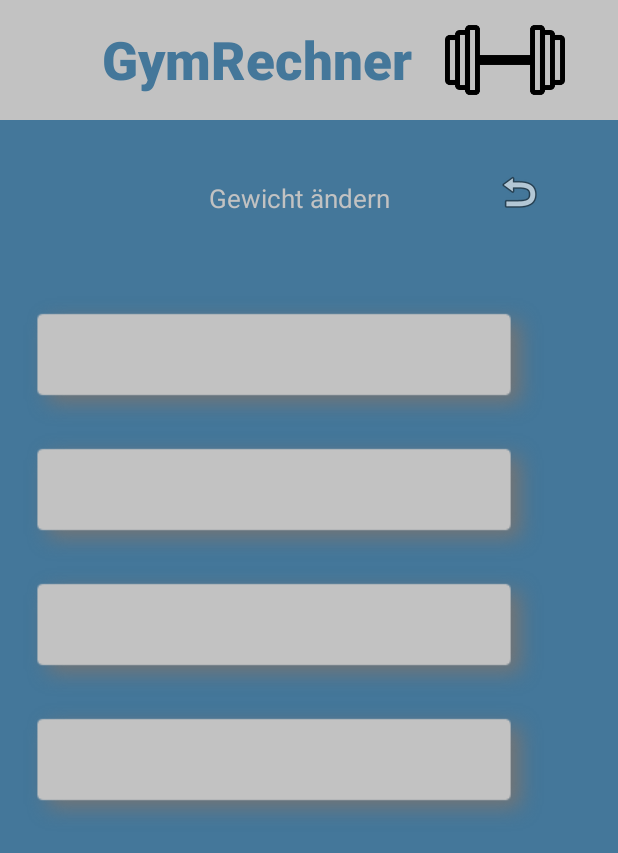
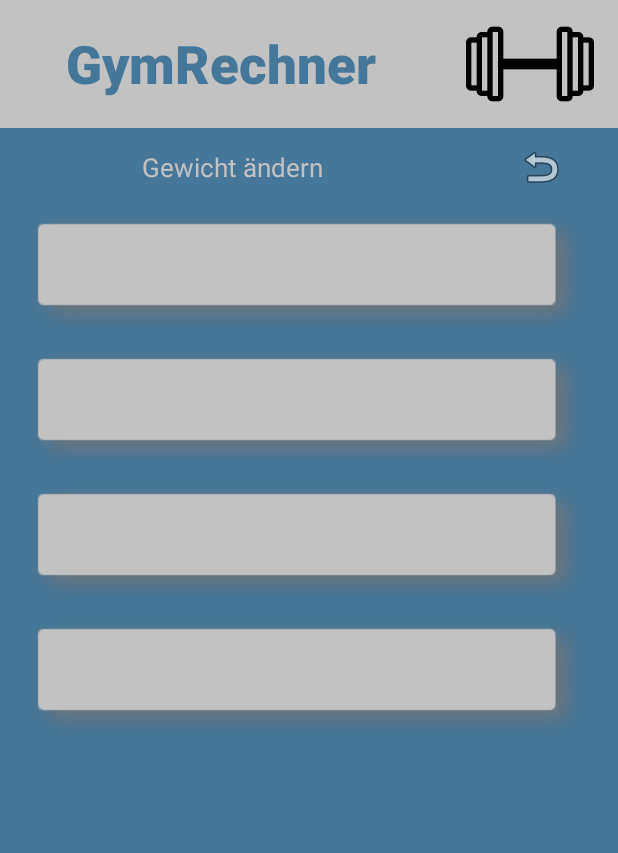
Before and after one commit to papsti7/GymRechner, an Android app: the layout activity_results.xml on its own in the app's theme, with its tools: preview values and no code run, on a phone screen of 412 x 824 dp. Shown: the top 853 px of the screen. Run offline under Robolectric (Android 15) with nearby library versions, the phone set to English and light mode, and no system bars.

Commit message:
reworked design to fit smaller screen sizes

```diff
--- a/GymRechner/app/build.gradle
+++ b/GymRechner/app/build.gradle
@@ -7,8 +7,8 @@ android {
         applicationId "com.stepap.apps.gymrechner"
         minSdkVersion 14
         targetSdkVersion 23
-        versionCode 2
-        versionName '1.1'
+        versionCode 3
+        versionName '1.2'
     }
     buildTypes {
         release {
--- a/GymRechner/app/src/main/AndroidManifest.xml
+++ b/GymRechner/app/src/main/AndroidManifest.xml
@@ -1,8 +1,8 @@
 <?xml version="1.0" encoding="utf-8"?>
 <manifest xmlns:android="http://schemas.android.com/apk/res/android"
     package="com.stepap.apps.gymrechner"
-    android:versionCode="2"
-    android:versionName="1.1">
+    android:versionCode="3"
+    android:versionName="1.2">
 
     <application
         android:allowBackup="true"
--- a/GymRechner/app/src/main/res/layout/activity_entry.xml
+++ b/GymRechner/app/src/main/res/layout/activity_entry.xml
@@ -7,32 +7,33 @@
     <LinearLayout
         android:orientation="horizontal"
         android:layout_width="match_parent"
-        android:layout_height="80dp"
+        android:layout_height="85dp"
         android:background="#c2c2c2"
         android:id="@+id/header"
         >
 
         <TextView
             android:layout_width="fill_parent"
-            android:layout_height="fill_parent"
+            android:layout_height="match_parent"
             android:textAppearance="?android:attr/textAppearanceLarge"
             android:text="GymRechner"
             android:id="@+id/tv_title"
-            android:layout_weight="1"
-            android:gravity="center|right"
+            android:gravity="center"
             style="@style/Base.TextAppearance.AppCompat.Title"
             android:textSize="35dp"
             android:textStyle="bold"
             android:textColor="#44779a"
-            android:paddingRight="20dp" />
+            android:autoText="false"
+            android:maxLines="1"
+            android:layout_weight="1" />
 
         <ImageView
             android:layout_width="fill_parent"
-            android:layout_height="fill_parent"
+            android:layout_height="match_parent"
             android:id="@+id/iv_logo"
             android:src="@mipmap/logo_gross"
-            android:layout_weight="2.5"
-            android:paddingRight="33dp" />
+            android:layout_gravity="center"
+            android:layout_weight="2.5" />
     </LinearLayout>
 
     <LinearLayout
@@ -60,25 +61,24 @@
 
     <LinearLayout
         android:orientation="horizontal"
-        android:layout_width="350dp"
+        android:layout_width="fill_parent"
         android:layout_height="wrap_content"
         android:id="@+id/contentSection"
         android:background="@drawable/shadow3"
-        android:layout_margin="15dp">
+        android:layout_margin="15dp"
+        android:gravity="center">
 
         <EditText
             android:layout_width="fill_parent"
             android:layout_height="wrap_content"
             android:inputType="number"
             android:ems="10"
-            android:hint="ex.: 80"
+            android:hint="beispielsweise 80"
             android:id="@+id/et_weight"
             android:layout_weight="1"
             android:paddingLeft="5dp"
             android:autoText="true"
-            android:layout_marginLeft="80dp"
             android:clickable="false"
-            android:layout_marginRight="75dp"
             android:textColor="#000000"
             android:singleLine="false"
             android:numeric="integer"
@@ -91,13 +91,11 @@
             android:src="@android:drawable/ic_menu_send"
             android:background="#c2c2c2"
             android:clickable="true"
-            android:paddingRight="50dp"
-            android:paddingBottom="10dp"
             android:layout_weight="3"
-            android:paddingTop="10dp"
             android:cropToPadding="false"
             android:focusable="false"
-            android:onClick="calculateWeights" />
+            android:onClick="calculateWeights"
+            android:layout_gravity="center" />
     </LinearLayout>
 
     <LinearLayout
--- a/GymRechner/app/src/main/res/layout/activity_results.xml
+++ b/GymRechner/app/src/main/res/layout/activity_results.xml
@@ -7,88 +7,88 @@
     <LinearLayout
         android:orientation="horizontal"
         android:layout_width="match_parent"
-        android:layout_height="80dp"
+        android:layout_height="85dp"
         android:background="#c2c2c2"
-        android:id="@+id/header"
-        >
+        android:id="@+id/header">
 
         <TextView
             android:layout_width="fill_parent"
-            android:layout_height="fill_parent"
+            android:layout_height="match_parent"
             android:textAppearance="?android:attr/textAppearanceLarge"
             android:text="GymRechner"
             android:id="@+id/tv_title"
-            android:layout_weight="1"
-            android:gravity="center|right"
+            android:gravity="center"
             style="@style/Base.TextAppearance.AppCompat.Title"
             android:textSize="35dp"
             android:textStyle="bold"
             android:textColor="#44779a"
-            android:paddingRight="20dp" />
+            android:autoText="false"
+            android:maxLines="1"
+            android:layout_weight="1" />
 
         <ImageView
             android:layout_width="fill_parent"
-            android:layout_height="fill_parent"
+            android:layout_height="match_parent"
             android:id="@+id/iv_logo"
             android:src="@mipmap/logo_gross"
-            android:layout_weight="2.5"
-            android:paddingRight="33dp" />
+            android:layout_gravity="left|center_vertical"
+            android:layout_weight="2.5" />
+
     </LinearLayout>
 
     <LinearLayout
         android:orientation="horizontal"
         android:layout_width="match_parent"
-        android:layout_height="97dp"
+        android:layout_height="wrap_content"
         android:id="@+id/textSection"
-        android:background="#44779a">
+        android:background="#44779a"
+        android:paddingTop="10dp"
+        android:paddingBottom="10dp">
 
         <TextView
             android:layout_width="fill_parent"
-            android:layout_height="wrap_content"
+            android:layout_height="match_parent"
             android:textAppearance="?android:attr/textAppearanceLarge"
             android:text="Gewicht ändern"
             android:id="@+id/tv_todo_result"
             android:textColor="#c2c2c2"
             android:textStyle="normal"
-            android:gravity="center|right"
-            android:paddingTop="40dp"
-            android:paddingBottom="20dp"
+            android:gravity="center"
             android:singleLine="true"
             android:textSize="17dp"
             android:layout_weight="1"
-            android:paddingRight="70dp" />
+            android:layout_gravity="center" />
 
         <ImageButton
             android:layout_width="fill_parent"
-            android:layout_height="wrap_content"
+            android:layout_height="match_parent"
             android:id="@+id/ib_back"
             android:src="@android:drawable/ic_menu_revert"
-            android:layout_weight="4"
+            android:layout_weight="3"
             android:clickable="true"
-            android:paddingTop="32dp"
-            android:paddingRight="50dp"
             android:background="#44779a"
-            android:onClick="back" />
+            android:onClick="back"
+            android:layout_gravity="center" />
 
     </LinearLayout>
 
     <LinearLayout
         android:orientation="vertical"
         android:layout_width="fill_parent"
-        android:layout_height="match_parent"
+        android:layout_height="fill_parent"
         android:background="#44779a"
         android:id="@+id/contentSection"
-        android:layout_weight="1"
-        android:layout_marginTop="20dp">
+        android:layout_weight="1">
 
         <LinearLayout
             android:orientation="horizontal"
-            android:layout_width="350dp"
+            android:layout_width="fill_parent"
             android:layout_height="90dp"
             android:id="@+id/result80"
             android:background="@drawable/shadow3"
             android:layout_marginLeft="15dp"
-            android:layout_marginRight="15dp">
+            android:layout_marginRight="15dp"
+            android:gravity="center">
 
             <TextView
                 android:layout_width="wrap_content"
@@ -96,99 +96,94 @@
                 android:inputType="number"
                 android:ems="10"
                 android:id="@+id/tv_result80"
-                android:layout_weight="0.07"
-                android:paddingLeft="18dp"
                 android:autoText="true"
-                android:layout_marginLeft="50dp"
                 android:clickable="false"
-                android:layout_marginRight="45dp"
                 android:textColor="#000000"
                 android:singleLine="false"
                 android:textSize="20sp"
-                android:paddingTop="13dp" />
+                android:maxLines="1"
+                android:gravity="center" />
 
         </LinearLayout>
+
         <LinearLayout
             android:orientation="horizontal"
-            android:layout_width="350dp"
+            android:layout_width="fill_parent"
             android:layout_height="90dp"
             android:id="@+id/result60"
             android:background="@drawable/shadow3"
             android:layout_marginLeft="15dp"
-            android:layout_marginRight="15dp">
+            android:layout_marginRight="15dp"
+            android:gravity="center">
 
             <TextView
-                android:layout_width="fill_parent"
+                android:layout_width="wrap_content"
                 android:layout_height="wrap_content"
                 android:inputType="number"
                 android:ems="10"
                 android:id="@+id/tv_result60"
-                android:layout_weight="0.07"
-                android:paddingLeft="18dp"
                 android:autoText="true"
-                android:layout_marginLeft="50dp"
                 android:clickable="false"
-                android:layout_marginRight="45dp"
                 android:textColor="#000000"
                 android:singleLine="false"
                 android:textSize="20sp"
-                android:paddingTop="13dp" />
+                android:gravity="center"
+                android:maxLines="1" />
 
         </LinearLayout>
+
         <LinearLayout
             android:orientation="horizontal"
-            android:layout_width="350dp"
+            android:layout_width="fill_parent"
             android:layout_height="90dp"
             android:id="@+id/result50"
             android:background="@drawable/shadow3"
             android:layout_marginLeft="15dp"
-            android:layout_marginRight="15dp">
+            android:layout_marginRight="15dp"
+            android:gravity="center">
 
             <TextView
-                android:layout_width="fill_parent"
+                android:layout_width="wrap_content"
                 android:layout_height="wrap_content"
                 android:inputType="number"
                 android:ems="10"
                 android:id="@+id/tv_result50"
-                android:layout_weight="0.07"
-                android:paddingLeft="18dp"
                 android:autoText="true"
-                android:layout_marginLeft="50dp"
                 android:clickable="false"
-                android:layout_marginRight="45dp"
                 android:textColor="#000000"
                 android:singleLine="false"
                 android:textSize="20sp"
-                android:paddingTop="13dp" />
+                android:gravity="center"
+                android:maxLines="1" />
 
         </LinearLayout>
+
         <LinearLayout
             android:orientation="horizontal"
-            android:layout_width="350dp"
+            android:layout_width="fill_parent"
             android:layout_height="90dp"
             android:id="@+id/result40"
             android:background="@drawable/shadow3"
             android:layout_marginLeft="15dp"
-            android:layout_marginRight="15dp">
+            android:layout_marginRight="15dp"
+            android:gravity="center">
 
             <TextView
-                android:layout_width="fill_parent"
+                android:layout_width="wrap_content"
                 android:layout_height="wrap_content"
                 android:inputType="number"
                 android:ems="10"
                 android:id="@+id/tv_result40"
-                android:layout_weight="0.07"
-                android:paddingLeft="18dp"
                 android:autoText="true"
-                android:layout_marginLeft="50dp"
                 android:clickable="false"
-                android:layout_marginRight="45dp"
                 android:textColor="#000000"
                 android:singleLine="false"
                 android:textSize="20sp"
-                android:paddingTop="13dp" />
+                android:gravity="center"
+                android:maxLines="1" />
 
         </LinearLayout>
 
     </LinearLayout>
+
 </LinearLayout>
```
Also changed, not shown: GymRechner/app/src/main/res/mipmap-xxhdpi/header.png (added), 3 other files.
